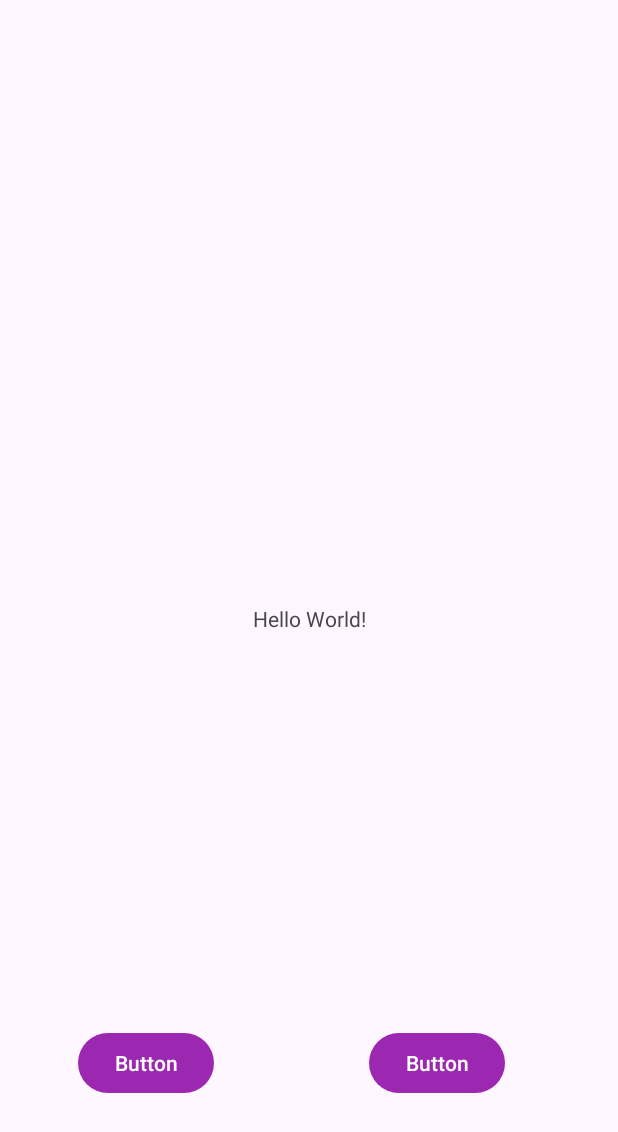
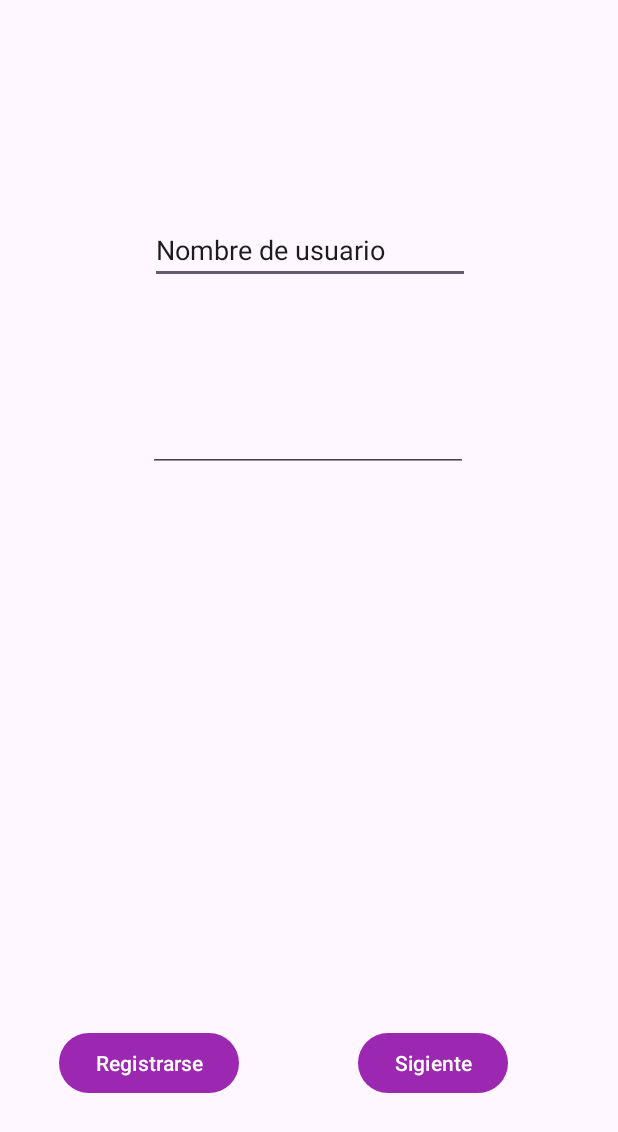
Before and after one commit to azuberogon/ProyectoKotlinDAM, an Android app: the screen it shows after launch (MainActivity), on a phone screen of 412 x 824 dp. Shown: the top 1132 px of the screen. Run offline under Robolectric (Android 15) with nearby library versions, the phone set to English and light mode, and no system bars.

Commit message:
creacion del menu
-ajustes
-registro
-falta la creacion de las ventanas donde se veran las peliculas con la ventana de ajustes

```diff
--- a/app/src/main/res/layout/activity_main.xml
+++ b/app/src/main/res/layout/activity_main.xml
@@ -6,20 +6,11 @@
     android:layout_height="match_parent"
     tools:context=".MainActivity">
 
-    <TextView
-        android:layout_width="wrap_content"
-        android:layout_height="wrap_content"
-        android:text="Hello World!"
-        app:layout_constraintBottom_toBottomOf="parent"
-        app:layout_constraintEnd_toEndOf="parent"
-        app:layout_constraintStart_toStartOf="parent"
-        app:layout_constraintTop_toTopOf="parent" />
-
     <Button
         android:id="@+id/btnSiguiente"
         android:layout_width="wrap_content"
         android:layout_height="wrap_content"
-        android:text="Button"
+        android:text="Sigiente"
         app:layout_constraintBottom_toBottomOf="parent"
         app:layout_constraintEnd_toEndOf="parent"
         app:layout_constraintHorizontal_bias="0.765"
@@ -31,7 +22,7 @@
         android:id="@+id/button2"
         android:layout_width="wrap_content"
         android:layout_height="wrap_content"
-        android:text="Button"
+        android:text="Registrarse"
         app:layout_constraintBottom_toBottomOf="parent"
         app:layout_constraintEnd_toStartOf="@+id/btnSiguiente"
         app:layout_constraintHorizontal_bias="0.334"
@@ -39,4 +30,31 @@
         app:layout_constraintTop_toTopOf="parent"
         app:layout_constraintVertical_bias="0.882" />
 
+    <EditText
+        android:id="@+id/editTxtNombreUsuario"
+        android:layout_width="wrap_content"
+        android:layout_height="wrap_content"
+        android:layout_marginTop="144dp"
+        android:ems="10"
+        android:inputType="text"
+        android:text="Nombre de usuario"
+        app:layout_constraintEnd_toEndOf="parent"
+        app:layout_constraintHorizontal_bias="0.502"
+        app:layout_constraintStart_toStartOf="parent"
+        app:layout_constraintTop_toTopOf="parent" />
+
+    <EditText
+        android:id="@+id/editTxtContraseña"
+        android:layout_width="wrap_content"
+        android:layout_height="wrap_content"
+        android:layout_marginTop="80dp"
+        android:ems="10"
+        android:inputType="textPassword"
+        app:layout_constraintBottom_toBottomOf="parent"
+        app:layout_constraintEnd_toEndOf="parent"
+        app:layout_constraintHorizontal_bias="0.497"
+        app:layout_constraintStart_toStartOf="parent"
+        app:layout_constraintTop_toBottomOf="@+id/editTxtNombreUsuario"
+        app:layout_constraintVertical_bias="0.0" />
+
 </androidx.constraintlayout.widget.ConstraintLayout>
--- a/app/src/main/res/values/strings.xml
+++ b/app/src/main/res/values/strings.xml
@@ -14,6 +14,9 @@
     <string name="deeppurple" >Deep Purple </string>
     <string name="cyan">Cyan</string>
     <string name="brown">Brown</string>
+    <string name="add_favorites">añadir a favoritos</string>
+    <string name="misPeliculas">mis peliculas</string>
+    <string name="peliculas">todas las peliculas\n</string>
 
 
 </resources>
--- a/app/src/main/res/values/themes.xml
+++ b/app/src/main/res/values/themes.xml
@@ -11,7 +11,11 @@
     <style name="RowSubtitle" parent="TextAppearance.MaterialComponents.Subtitle2" >
         <item name="android:textColor" >?android:attr/textColorSecondary </item>
     </style>
-
+    <style name="Theme.Navigation_menu" parent="Theme.MaterialComponents.DayNight.NoActionBar" >
+        <item name="colorPrimary" >@color/primary </item>
+        <item name="colorPrimaryDark" >@color/primaryDark </item>
+        <item name="toolbarStyle" >@style/Widget.MaterialComponents.Toolbar.PrimarySurface </item>
+    </style>
 
     <style name="Theme.Aguas" parent="Base.Theme.Aguas" />
 </resources>
```
Also changed, not shown: app/src/main/AndroidManifest.xml (+9 -3 lines), app/src/main/java/com/example/aguas/Ajustes.kt (added, +11 -0 lines), app/src/main/java/com/example/aguas/Registro.kt (added, +11 -0 lines), app/src/main/java/com/example/aguas/menu.kt (+7 -0 lines), app/src/main/res/drawable/base_de_datos.xml (added, +9 -0 lines), app/src/main/res/drawable/corazon.xml (added, +12 -0 lines), app/src/main/res/drawable/pelicula.xml (added, +12 -0 lines), app/src/main/res/layout/activity_ajustes.xml (added, +48 -0 lines), app/src/main/res/layout/activity_menu.xml (+16 -1 lines), app/src/main/res/layout/activity_registro.xml (added, +70 -0 lines), app/src/main/res/menu/menu_navegacion.xml (added, +15 -0 lines).
